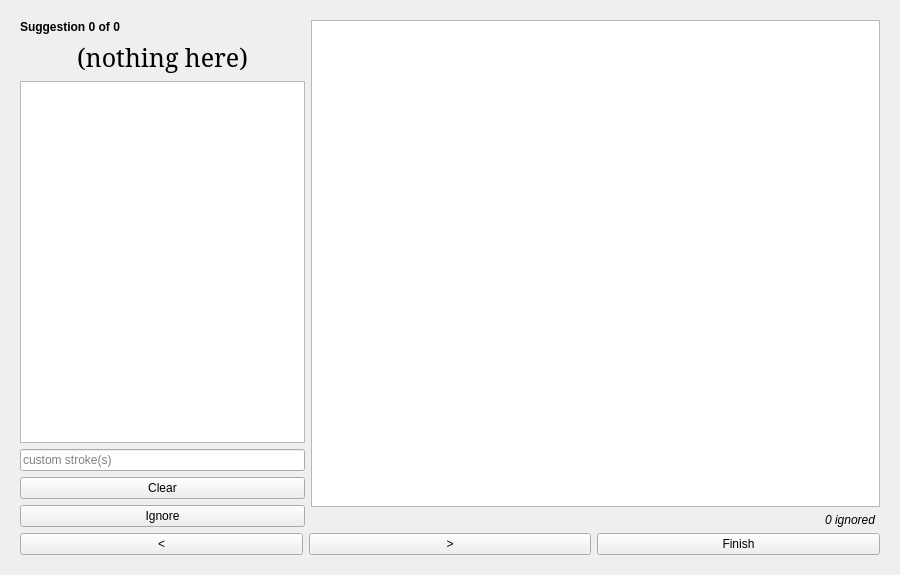
This is plover_cards/card_builder.ui in antistic/plover_cards as Qt 5 draws it before an edit. The edited form follows.
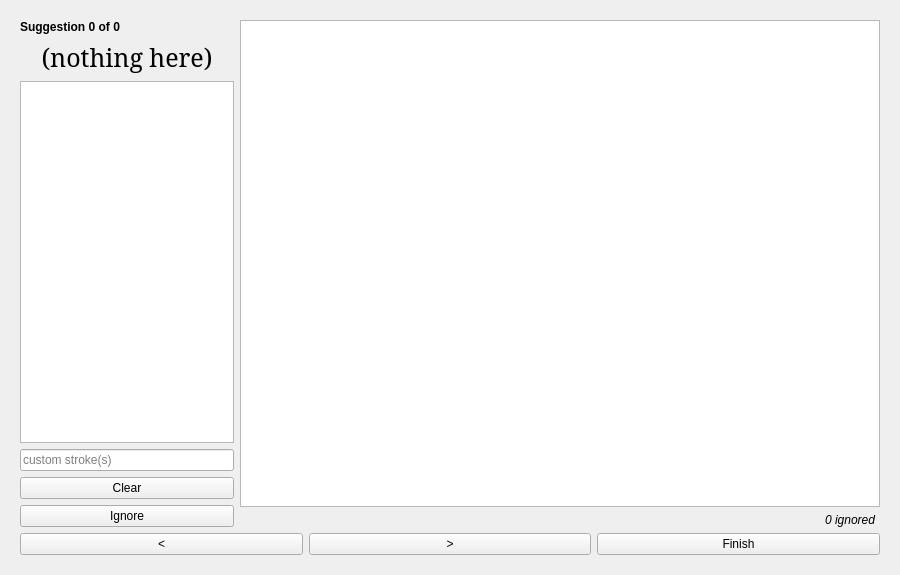
This is the edited form. Icons and pictures are not drawn.

Commit message: add a bit more space for the table

Patch:
```diff
--- a/plover_cards/card_builder.ui
+++ b/plover_cards/card_builder.ui
@@ -152,7 +152,7 @@
       </layout>
      </widget>
      <widget class="QWidget" name="page_2">
-      <layout class="QGridLayout" name="gridLayout" columnstretch="1,2">
+      <layout class="QGridLayout" name="gridLayout" columnstretch="1,3">
        <item row="1" column="0">
         <layout class="QVBoxLayout" name="verticalLayout_3">
          <item>
```
